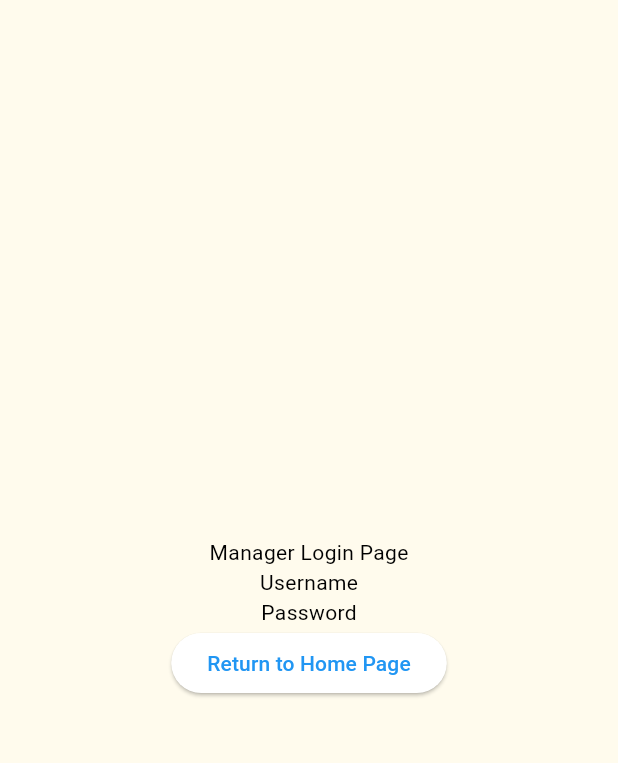
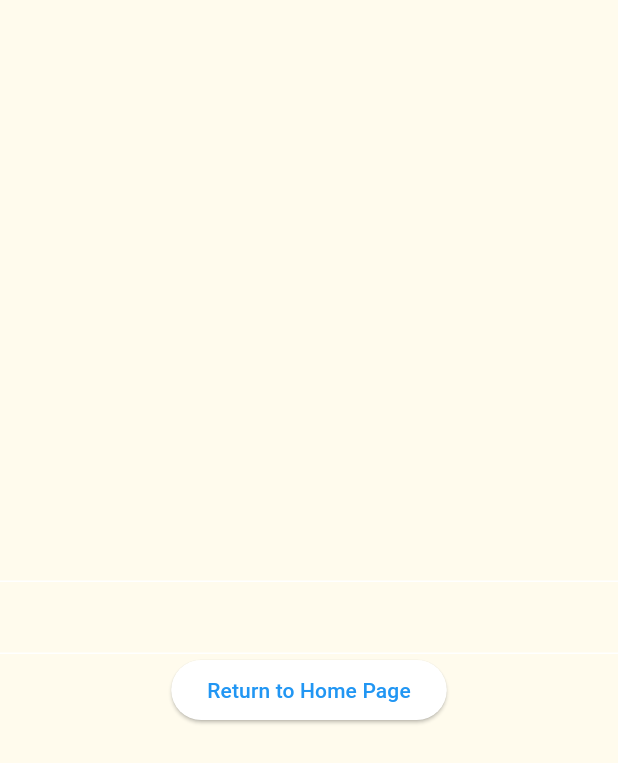
Before and after one commit to westalley17/BakeryManager_Mobile, a Flutter app: the screen it shows after launch, after a tap on "Manager Login", on a phone screen of 412 x 824 dp. Shown: the top 763 px of the screen. Run offline on Flutter 3.47's test engine with Material 3 defaults, Android fonts, the phone set to English and light mode, and no system bars; Roboto replaces fonts that are missing (BakeryManagerFont).

Commit message:
Added hat :)

```diff
--- a/BakeryManager_Mobile/bakery_manager_mobile/lib/widgets/home_page.dart
+++ b/BakeryManager_Mobile/bakery_manager_mobile/lib/widgets/home_page.dart
@@ -16,9 +16,15 @@ class HomePage extends StatelessWidget {
           child: Column(
             mainAxisAlignment: MainAxisAlignment.center,
             children: [
-              // add baker hat here :),
+              // add baker hat here :)
               Container(
-                margin: const EdgeInsets.fromLTRB(0, 100.0, 0, 10.0),
+                padding: const EdgeInsets.fromLTRB(40.0, 0, 0, 0),
+                width: 200.0,
+                height: 200.0,
+                child: Image.asset('assets/images/bakerHat.png'),
+              ),
+              Container(
+                margin: const EdgeInsets.fromLTRB(0, 60.0, 0, 10.0),
                 child: Text(
                   "Bakery Manager",
                   style: Theme.of(context).textTheme.titleLarge,
--- a/BakeryManager_Mobile/bakery_manager_mobile/lib/widgets/manager_login_page.dart
+++ b/BakeryManager_Mobile/bakery_manager_mobile/lib/widgets/manager_login_page.dart
@@ -8,6 +8,9 @@ class ManagerLoginPage extends StatefulWidget {
 }
 
 class _ManagerLoginPageState extends State<ManagerLoginPage> {
+  final TextEditingController usernameController = TextEditingController();
+  final TextEditingController passwordController = TextEditingController();
+
   @override
   Widget build(BuildContext context) {
     return Scaffold(
@@ -18,9 +21,12 @@ class _ManagerLoginPageState extends State<ManagerLoginPage> {
           child: Column(
             mainAxisAlignment: MainAxisAlignment.center,
             children: [
-              Text("Manager Login Page"),
-              Text("Username"),
-              Text("Password"),
+              TextField(
+                controller: usernameController,
+              ),
+              TextField(
+                controller: passwordController,
+              ),
               ElevatedButton(
                 onPressed: () {
                   Navigator.pop(context);
```
Also changed, not shown: BakeryManager_Mobile/bakery_manager_mobile/assets/images/bakerHat.png (added).
